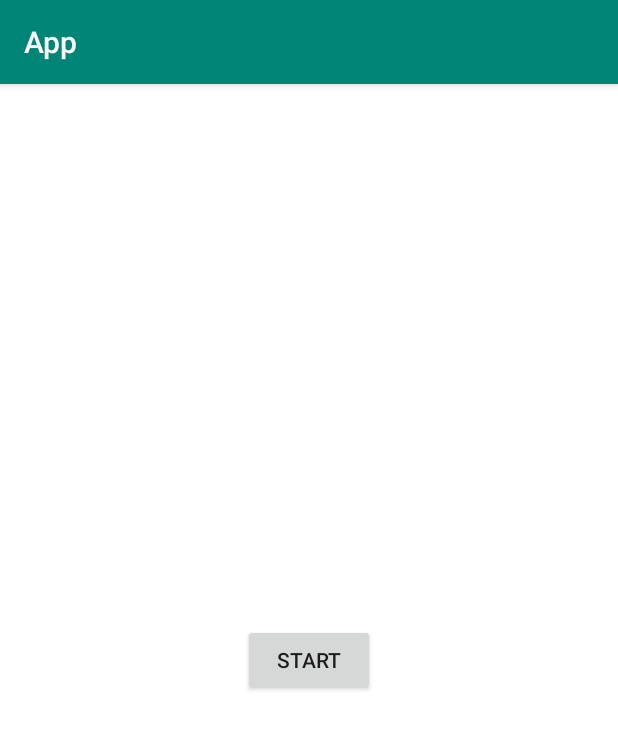
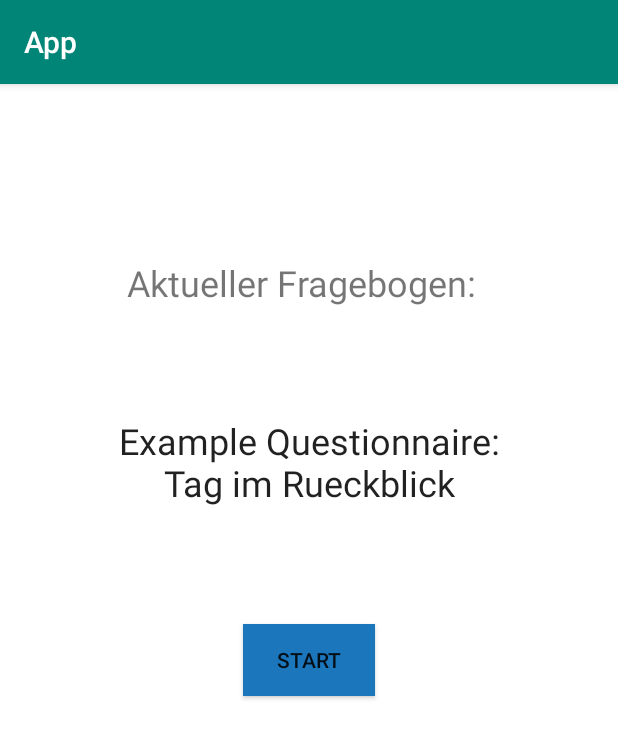
Before and after one commit to Hunter-WYSIWYG/questionair-generator, an Android app: the screen it shows after launch (MainActivity), on a phone screen of 412 x 824 dp. Shown: the top 738 px of the screen. Run offline under Robolectric (Android 15) with nearby library versions, the phone set to English and light mode, and no system bars.

Commit message:
Designaenderungen
+Choice-Typ Anzeige
+Fragebogen hat Sinn
+Layoutfehler behoben

```diff
--- a/app/src/main/java/com/example/app/MainActivity.java
+++ b/app/src/main/java/com/example/app/MainActivity.java
@@ -7,6 +7,7 @@ import android.os.Bundle;
 import android.support.v7.app.AppCompatActivity;
 import android.view.Menu;
 import android.view.View;
+import android.widget.TextView;
 import android.widget.Toast;
 import com.google.gson.Gson;
 
@@ -25,6 +26,8 @@ public class MainActivity extends AppCompatActivity {
 		super.onCreate(savedInstanceState);
 		setContentView(R.layout.activity_main);
 		q = importQuestions();
+		TextView tv = (TextView)findViewById(R.id.dynamicQname);
+		tv.setText(q.getName());
 	}
 
 	public boolean onCreateOptionsMenu(Menu menu) {
--- /dev/null
+++ b/app/src/main/res/drawable/button_background.xml
@@ -0,0 +1,8 @@
+<?xml version="1.0" encoding="utf-8"?>
+<selector xmlns:android="http://schemas.android.com/apk/res/android">
+    <item android:state_pressed="true"
+          android:drawable="@color/button_pressed"/> <!-- pressed -->
+    <item android:state_focused="true"
+          android:drawable="@color/button_focused"/> <!-- focused -->
+    <item android:drawable="@color/button_default"/> <!-- default -->
+</selector>
--- a/app/src/main/res/layout/activity_main.xml
+++ b/app/src/main/res/layout/activity_main.xml
@@ -10,9 +10,36 @@
             android:text="START"
             android:layout_width="wrap_content"
             android:layout_height="wrap_content"
-            android:id="@+id/startButton" android:layout_marginTop="8dp"
-            app:layout_constraintTop_toTopOf="parent" app:layout_constraintEnd_toEndOf="parent"
-            android:layout_marginEnd="8dp" android:layout_marginRight="8dp" android:layout_marginBottom="8dp"
-            app:layout_constraintBottom_toBottomOf="parent" app:layout_constraintStart_toStartOf="parent"
-            android:layout_marginLeft="8dp" android:layout_marginStart="8dp" android:onClick="startButtonClick"/>
+            android:id="@+id/startButton"
+            android:layout_marginTop="8dp"
+            android:background="@drawable/button_background"
+            app:layout_constraintTop_toTopOf="parent"
+            app:layout_constraintEnd_toEndOf="parent"
+            android:layout_marginEnd="8dp"
+            android:layout_marginRight="8dp"
+            android:layout_marginBottom="8dp"
+            app:layout_constraintBottom_toBottomOf="parent"
+            app:layout_constraintStart_toStartOf="parent"
+            android:layout_marginLeft="8dp"
+            android:layout_marginStart="8dp"
+            android:onClick="startButtonClick"/>
+    <TextView
+            android:text="Aktueller Fragebogen:"
+            android:layout_width="242dp"
+            android:layout_height="46dp"
+            android:id="@+id/sampleText" android:textSize="24sp"
+            app:layout_constraintTop_toTopOf="parent" android:layout_marginTop="116dp"
+            app:layout_constraintStart_toStartOf="parent" app:layout_constraintEnd_toEndOf="parent"
+            app:layout_constraintHorizontal_bias="0.497"/>
+    <TextView
+            android:text="Kein Fragebogen eingelesen!"
+            android:layout_width="wrap_content"
+            android:layout_height="wrap_content"
+            android:gravity="center"
+            android:id="@+id/dynamicQname"
+            app:layout_constraintTop_toBottomOf="@+id/sampleText"
+            app:layout_constraintBottom_toTopOf="@+id/startButton" app:layout_constraintVertical_bias="0.431"
+            android:textSize="24sp" app:layout_constraintEnd_toEndOf="parent"
+            app:layout_constraintStart_toStartOf="parent"
+            android:textAppearance="@style/TextAppearance.AppCompat.Body1"/>
 </android.support.constraint.ConstraintLayout>
--- a/app/src/main/res/values/colors.xml
+++ b/app/src/main/res/values/colors.xml
@@ -4,4 +4,9 @@
     <color name="colorPrimaryDark">#00574B</color>
     <color name="colorAccent">#D81B60</color>
     <color name="screenBackground">#FFEE58</color>
+    <color name="button_pressed">#ff8a00</color>
+    <color name="button_focused">#ff8a00</color>
+    <color name="button_default">#1c76bb</color>
+
+
 </resources>
```
Also changed, not shown: app/src/main/assets/example-questionnaire.json (+19 -33 lines), app/src/main/java/com/example/app/QuestionDisplayActivity.java (+9 -5 lines), app/src/main/res/layout/activity_question_display.xml (+18 -4 lines).
